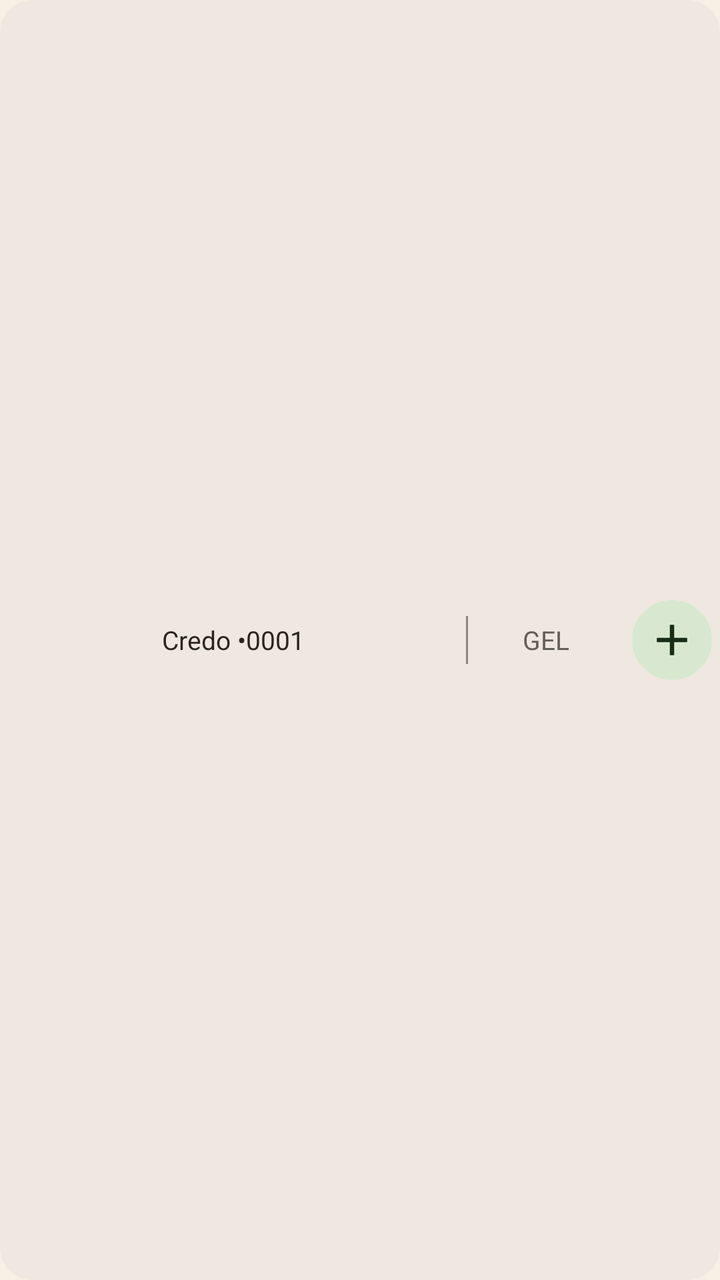
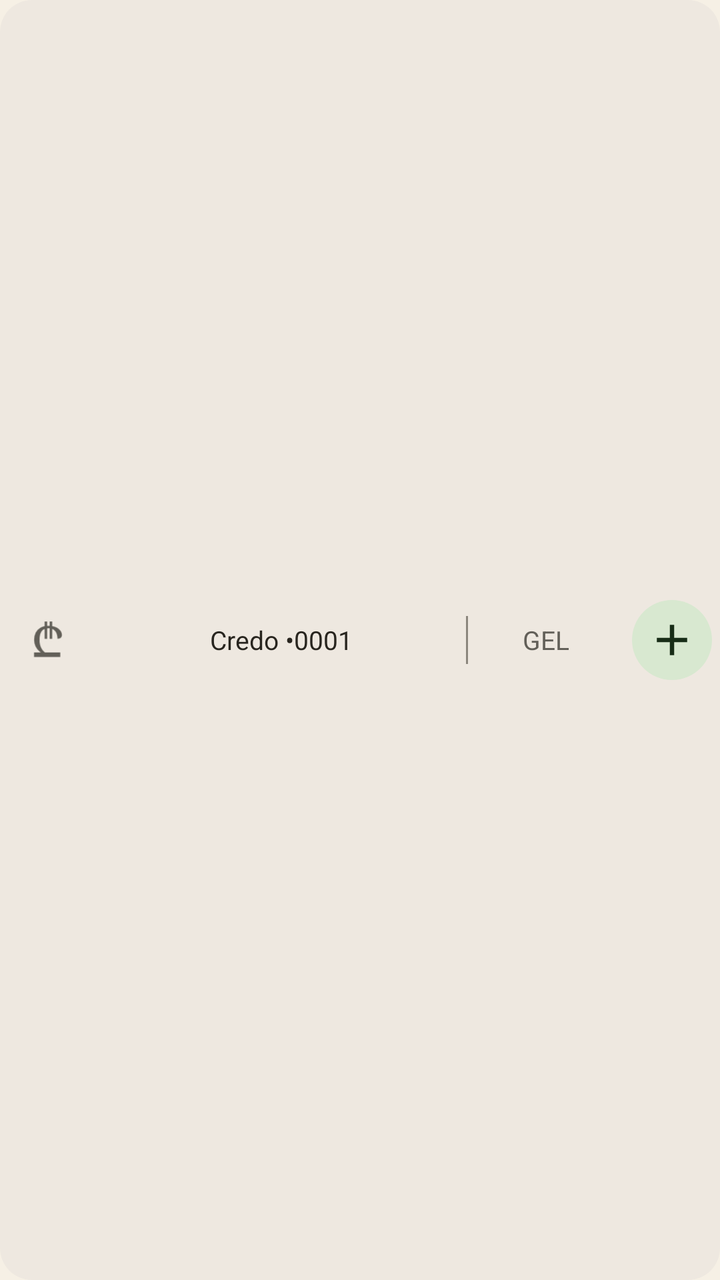

Two renders of the same Android screen: before a commit and after it. Below are the layout's source before the change and the commit's diff.
<!-- AndroidManifest.xml: application theme Theme.Whfin -->
<!-- res/layout/widget_preview_4.xml -->
<?xml version="1.0" encoding="utf-8"?>
<LinearLayout xmlns:android="http://schemas.android.com/apk/res/android"
    xmlns:tools="http://schemas.android.com/tools"
    android:layout_width="match_parent"
    android:layout_height="48dp"
    android:background="@drawable/widget_preview_surface"
    android:gravity="center_vertical"
    android:orientation="horizontal">

    <TextView
        android:layout_width="0dp"
        android:layout_height="match_parent"
        android:layout_weight="1"
        android:gravity="center"
        android:maxLines="1"
        android:paddingStart="8dp"
        android:paddingEnd="8dp"
        android:text="@string/widget_preview_card"
        android:textColor="@color/widget_preview_on_background"
        android:textSize="13sp" />

    <TextView android:layout_width="1dp" android:layout_height="24dp" android:background="@color/widget_preview_outline" />

    <TextView
        android:layout_width="78dp"
        android:layout_height="match_parent"
        android:gravity="center"
        android:paddingStart="8dp"
        android:paddingEnd="8dp"
        android:text="GEL"
        android:textColor="@color/widget_preview_secondary_text"
        android:textSize="13sp" />

    <FrameLayout
        android:layout_width="48dp"
        android:layout_height="48dp">

        <FrameLayout
            android:layout_width="40dp"
            android:layout_height="40dp"
            android:layout_gravity="center"
            android:background="@drawable/widget_preview_add">

            <ImageView
                android:layout_width="26dp"
                android:layout_height="26dp"
                android:layout_gravity="center"
                android:contentDescription="@null"
            android:src="@drawable/ic_widget_add"
            android:tint="@color/widget_preview_on_action"
            tools:ignore="UseAppTint" />
        </FrameLayout>
    </FrameLayout>
</LinearLayout>
<!-- resources referenced by this layout -->
<resources>
  <color name="widget_preview_on_action">#182D17</color>
  <color name="widget_preview_on_background">#28251F</color>
  <color name="widget_preview_outline">#8B867D</color>
  <color name="widget_preview_secondary_text">#625F58</color>
  <!-- drawable ic_widget_add (drawable) -->
  <vector xmlns:android="http://schemas.android.com/apk/res/android"
      android:width="24dp"
      android:height="24dp"
      android:viewportWidth="24"
      android:viewportHeight="24">
      <path
          android:fillColor="#FFFFFFFF"
          android:pathData="M11,5h2v6h6v2h-6v6h-2v-6H5v-2h6z" />
  </vector>
  <!-- drawable widget_preview_add (drawable) -->
  <?xml version="1.0" encoding="utf-8"?>
  <shape xmlns:android="http://schemas.android.com/apk/res/android" android:shape="rectangle">
      <solid android:color="@color/widget_preview_action" />
      <corners android:radius="23dp" />
  </shape>
  <!-- drawable widget_preview_surface (drawable) -->
  <?xml version="1.0" encoding="utf-8"?>
  <shape xmlns:android="http://schemas.android.com/apk/res/android" android:shape="rectangle">
      <solid android:color="@color/widget_preview_background" />
      <corners android:radius="16dp" />
  </shape>
  <string name="widget_preview_card">Credo •0001</string>
  <style name="Theme.Whfin" parent="android:Theme.Material.Light.NoActionBar">
          <item name="android:windowLayoutInDisplayCutoutMode">shortEdges</item>
          <item name="android:windowBackground">@color/launch_background</item>
      </style>
  <color name="widget_preview_action">#D8E8D0</color>
  <color name="widget_preview_background">#EEE8E0</color>
  <color name="launch_background">#F6F0E5</color>
</resources>

<!-- the commit's change to res/layout/widget_preview_4.xml (unified diff, before → after) -->
@@ -6,6 +6,20 @@
     android:background="@drawable/widget_preview_surface"
     android:gravity="center_vertical"
     android:orientation="horizontal">
+
+    <FrameLayout
+        android:layout_width="48dp"
+        android:layout_height="48dp">
+
+        <ImageView
+            android:layout_width="40dp"
+            android:layout_height="40dp"
+            android:layout_gravity="center"
+            android:contentDescription="@string/widget_open_app_action"
+            android:src="@drawable/ic_launcher_foreground"
+            android:tint="@color/widget_preview_secondary_text"
+            tools:ignore="UseAppTint" />
+    </FrameLayout>
 
     <TextView
         android:layout_width="0dp"
<!-- resource entries referenced after the edit -->
@@ -4,6 +4,18 @@
   <color name="widget_preview_on_background">#28251F</color>
   <color name="widget_preview_outline">#8B867D</color>
   <color name="widget_preview_secondary_text">#625F58</color>
+  <!-- drawable ic_launcher_foreground (drawable) -->
+  <?xml version="1.0" encoding="utf-8"?>
+  <vector xmlns:android="http://schemas.android.com/apk/res/android"
+      android:width="108dp"
+      android:height="108dp"
+      android:viewportWidth="108"
+      android:viewportHeight="108">
+      
+      <path
+          android:pathData="M 50.03,73.96Q 45.75,72.25 42.43,69.4Q 39.1,66.55 37.18,62.6Q 35.26,58.66 35.26,53.76Q 35.26,48.26 37.45,44Q 39.63,39.75 43.96,37.31Q 48.28,34.87 54.61,34.87Q 59.34,34.87 62.79,36.01Q 66.24,37.15 68.46,39Q 70.68,40.85 71.74,42.99Q 72.81,45.12 72.81,47.08Q 72.81,48.71 72.15,49.89Q 71.48,51.07 70.14,51.69Q 68.8,52.31 66.72,52.31Q 66.72,49.72 66.25,47.49Q 65.77,45.27 64.81,43.55Q 63.85,41.84 62.39,40.62Q 60.93,39.41 58.95,38.77Q 56.98,38.13 54.51,38.13Q 50.08,38.13 47.46,40.08Q 44.83,42.03 43.69,45.55Q 42.56,49.08 42.56,53.76Q 42.56,57.15 43.2,59.98Q 43.85,62.8 45.1,65.15Q 46.35,67.49 48.24,69.35Q 50.13,71.22 52.58,72.72ZM 35.19,77V 70.77H 70.63V 77ZM 49.45,52.31V 29H 52.84V 52.31ZM 56.31,52.31V 29H 59.71V 52.31Z"
+          android:fillColor="#FFF7F1E5" />
+  </vector>
   <!-- drawable ic_widget_add (drawable) -->
   <vector xmlns:android="http://schemas.android.com/apk/res/android"
       android:width="24dp"
@@ -26,6 +38,7 @@
       <solid android:color="@color/widget_preview_background" />
       <corners android:radius="16dp" />
   </shape>
+  <string name="widget_open_app_action">Open WHFIN</string>
   <string name="widget_preview_card">Credo •0001</string>
   <style name="Theme.Whfin" parent="android:Theme.Material.Light.NoActionBar">
           <item name="android:windowLayoutInDisplayCutoutMode">shortEdges</item>
